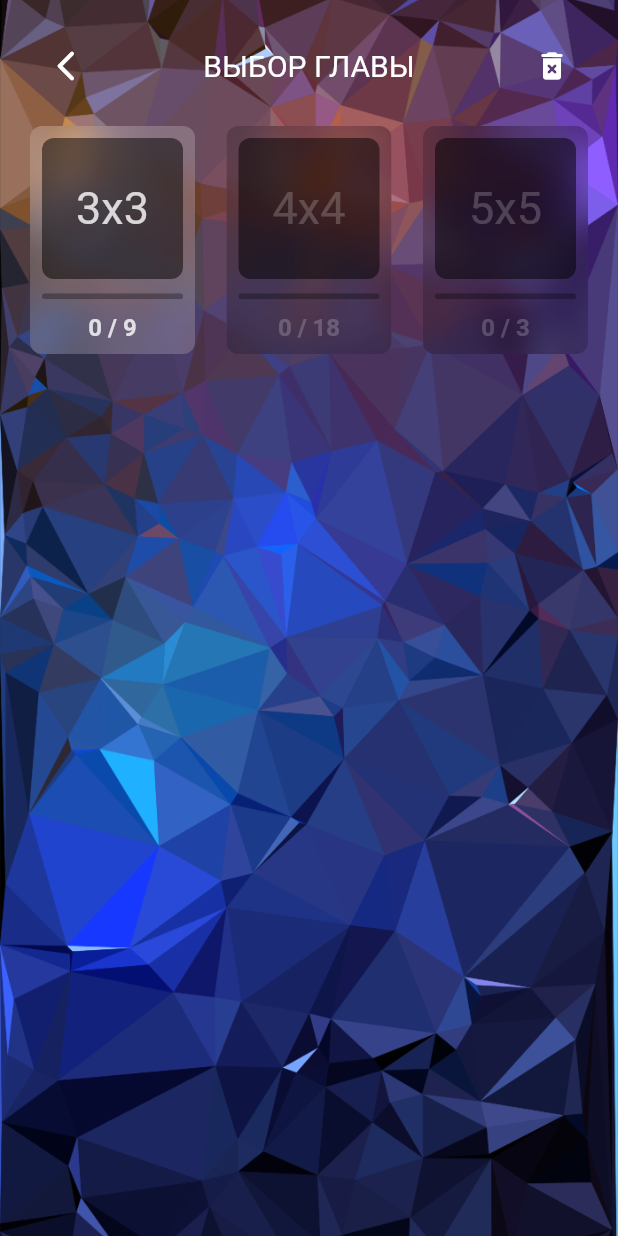
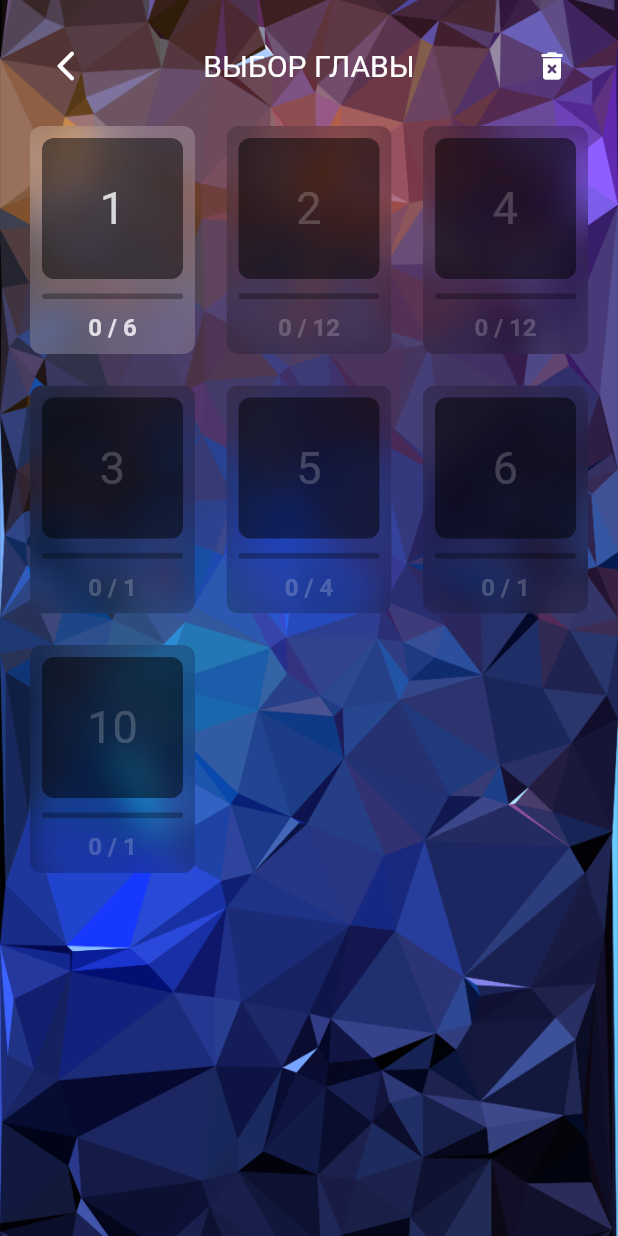
Before and after one commit to nukeolay/peaceit, a Flutter app: the SelectChapterMenuScreen screen opened by its route, on a phone screen of 412 x 824 dp. Run offline on Flutter 3.47's test engine with Material 2 defaults, Android fonts, the phone set to English and light mode, and no system bars; our stand-ins replace flip_card, shared_preferences; accounts and stored records are empty; Roboto replaces fonts that are missing (Montserrat).

Commit message:
fixed bg

```diff
--- a/lib/core/models/game.dart
+++ b/lib/core/models/game.dart
@@ -56,7 +56,7 @@ class Game with ChangeNotifier {
 
   List<Level> get allLevels => _levels.allLevels;
 
-  List<Chapter> get chapters => _levels.chapters();
+  List<Chapter> get chapters => _levels.chapters;
 
   int levelRatingById(String levelId) {
     return _levels.levelById(levelId).rating;
--- a/lib/core/models/game_field.dart
+++ b/lib/core/models/game_field.dart
@@ -64,21 +64,21 @@ class GameField with ChangeNotifier {
   List<Cell> nearestCells(int x, int y) {
     List<Cell> result = [];
     try {
-      result.add(_getCellByCoordinates(x, y - 1));
+      result.add(_cellByCoordinates(x, y - 1));
     } catch (error) {}
     try {
-      result.add(_getCellByCoordinates(x, y + 1));
+      result.add(_cellByCoordinates(x, y + 1));
     } catch (error) {}
     try {
-      result.add(_getCellByCoordinates(x - 1, y));
+      result.add(_cellByCoordinates(x - 1, y));
     } catch (error) {}
     try {
-      result.add(_getCellByCoordinates(x + 1, y));
+      result.add(_cellByCoordinates(x + 1, y));
     } catch (error) {}
     return result;
   }
 
-  int blackNumber() {
+  int get blackNumber {
     int result = 0;
     for (Cell cell in _currentLevel) {
       if (cell.isBlack) result++;
@@ -89,7 +89,7 @@ class GameField with ChangeNotifier {
   void pressCell(int x, int y) {
     if (solutionCell == Cell(x, y) || solutionCell == null) {
       if (canTap) {
-        _getCellByCoordinates(x, y).switchIt();
+        _cellByCoordinates(x, y).switchIt();
         List<Cell> cellsToSwitch = nearestCells(x, y);
         movesNumber++;
         for (Cell cell in cellsToSwitch) {
@@ -102,7 +102,7 @@ class GameField with ChangeNotifier {
         canTap = false;
         Timer(const Duration(milliseconds: 310), () {
           canTap = true;
-          if (blackNumber() == _currentLevel.length) {
+          if (blackNumber == _currentLevel.length) {
             isAllBlack = true;
           }
           notifyListeners();
@@ -113,13 +113,13 @@ class GameField with ChangeNotifier {
 
   void singleFlip(int x, int y) {
     if (canTap) {
-      _getCellByCoordinates(x, y).switchIt();
+      _cellByCoordinates(x, y).switchIt();
       movesNumber++;
       notifyListeners();
       canTap = false;
       Timer(const Duration(milliseconds: 310), () {
         canTap = true;
-        if (blackNumber() == _currentLevel.length) {
+        if (blackNumber == _currentLevel.length) {
           isAllBlack = true;
         }
         notifyListeners();
@@ -127,7 +127,7 @@ class GameField with ChangeNotifier {
     }
   }
 
-  Cell _getCellByCoordinates(int x, int y) {
+  Cell _cellByCoordinates(int x, int y) {
     return _currentLevel.firstWhere((cell) => cell.x == x && cell.y == y);
   }
 }
--- a/lib/core/models/levels.dart
+++ b/lib/core/models/levels.dart
@@ -35,7 +35,7 @@ class Levels {
     return allLevels.firstWhere((level) => level.id == levelId).chapterId;
   }
 
-  List<Chapter> chapters() {
+  List<Chapter> get chapters {
     List<Chapter> chapters = [];
     List<String> chapterIds = [];
     for (Level level in allLevels) {
@@ -53,16 +53,12 @@ class Levels {
   }
 
   Chapter chapterById(String chapterId) {
-    return chapters().firstWhere((chapter) => chapter.id == chapterId);
+    return chapters.firstWhere((chapter) => chapter.id == chapterId);
   }
 
   List<Level> allLevels = [
-    Level(
-        id: '3x3s1n1',
-        chapterId: '3x3',
-        bestResult: 1,
-        goodResult: 4,
-        cells: [
+    // ------------------- CHAPTER 1 -------------------
+    Level(id: 'x3c1n1', chapterId: '1', bestResult: 1, goodResult: 4, cells: [
       Cell(1, 1, true),
       Cell(2, 1),
       Cell(3, 1, true),
@@ -72,16 +68,10 @@ class Levels {
       Cell(1, 3, true),
       Cell(2, 3),
       Cell(3, 3, true),
-        ],
-        solution: [
-          Cell(2, 2)
+    ], solution: [
+      Cell(2, 2),
     ]),
-    Level(
-        id: '3x3s1n2',
-        chapterId: '3x3',
-        bestResult: 1,
-        goodResult: 4,
-        cells: [
+    Level(id: 'x3c1n2', chapterId: '1', bestResult: 1, goodResult: 4, cells: [
       Cell(1, 1, true),
       Cell(2, 1, true),
       Cell(3, 1, true),
@@ -91,16 +81,10 @@ class Levels {
       Cell(1, 3),
       Cell(2, 3),
       Cell(3, 3, true),
-        ],
-        solution: [
-          Cell(1, 3)
+    ], solution: [
+      Cell(1, 3),
     ]),
-    Level(
-        id: '3x3s1n3',
-        chapterId: '3x3',
-        bestResult: 1,
-        goodResult: 4,
-        cells: [
+    Level(id: 'x3c1n3', chapterId: '1', bestResult: 1, goodResult: 4, cells: [
       Cell(1, 1, true),
       Cell(2, 1, true),
       Cell(3, 1, true),
@@ -110,16 +94,10 @@ class Levels {
       Cell(1, 3),
       Cell(2, 3),
       Cell(3, 3),
-        ],
-        solution: [
-          Cell(2, 3)
+    ], solution: [
+      Cell(2, 3),
     ]),
-    Level(
-        id: '4x4s1n4',
-        chapterId: '4x4',
-        bestResult: 1,
-        goodResult: 4,
-        cells: [
+    Level(id: 'x4c1n4', chapterId: '1', bestResult: 1, goodResult: 4, cells: [
       Cell(1, 1, true),
       Cell(2, 1),
       Cell(3, 1, true),
@@ -136,16 +114,68 @@ class Levels {
       Cell(2, 4, true),
       Cell(3, 4, true),
       Cell(4, 4, true),
-        ],
-        solution: [
+    ], solution: [
       Cell(2, 2),
     ]),
-    Level(
-        id: '4x4s2n7',
-        chapterId: '4x4',
-        bestResult: 2,
-        goodResult: 5,
-        cells: [
+    Level(id: 'x4c1n5', chapterId: '1', bestResult: 1, goodResult: 4, cells: [
+      Cell(1, 1, true),
+      Cell(2, 1, true),
+      Cell(3, 1, true),
+      Cell(4, 1, true),
+      Cell(1, 2, true),
+      Cell(2, 2, true),
+      Cell(3, 2, true),
+      Cell(4, 2, true),
+      Cell(1, 3, true),
+      Cell(2, 3),
+      Cell(3, 3, true),
+      Cell(4, 3, true),
+      Cell(1, 4),
+      Cell(2, 4),
+      Cell(3, 4),
+      Cell(4, 4, true),
+    ], solution: [
+      Cell(2, 4),
+    ]),
+    Level(id: 'x3c1n6', chapterId: '1', bestResult: 2, goodResult: 5, cells: [
+      Cell(1, 1),
+      Cell(2, 1),
+      Cell(3, 1),
+      Cell(1, 2, true),
+      Cell(2, 2, true),
+      Cell(3, 2, true),
+      Cell(1, 3),
+      Cell(2, 3),
+      Cell(3, 3),
+    ], solution: [
+      Cell(2, 1),
+      Cell(2, 3),
+    ]),
+
+    // ------------------- CHAPTER 2 -------------------
+
+    Level(id: 'x4c2n1', chapterId: '2', bestResult: 2, goodResult: 5, cells: [
+      Cell(1, 1),
+      Cell(2, 1, true),
+      Cell(3, 1, true),
+      Cell(4, 1),
+      Cell(1, 2),
+      Cell(2, 2),
+      Cell(3, 2),
+      Cell(4, 2),
+      Cell(1, 3),
+      Cell(2, 3, true),
+      Cell(3, 3, true),
+      Cell(4, 3),
+      Cell(1, 4, true),
+      Cell(2, 4, true),
+      Cell(3, 4, true),
+      Cell(4, 4, true),
+    ], solution: [
+      Cell(1, 2),
+      Cell(4, 2),
+    ]),
+    Level(id: 'x4c2n2', chapterId: '2', bestResult: 2, goodResult: 5, cells: [
       Cell(1, 1, true),
       Cell(2, 1, true),
       Cell(3, 1),
@@ -162,38 +192,11 @@ class Levels {
       Cell(2, 4),
       Cell(3, 4, true),
       Cell(4, 4, true),
-        ],
-        solution: [
+    ], solution: [
       Cell(3, 2),
       Cell(1, 4),
     ]),
-    Level(
-        id: '3x3s2n1',
-        chapterId: '3x3',
-        bestResult: 2,
-        goodResult: 5,
-        cells: [
-          Cell(1, 1),
-          Cell(2, 1),
-          Cell(3, 1),
-          Cell(1, 2, true),
-          Cell(2, 2, true),
-          Cell(3, 2, true),
-          Cell(1, 3),
-          Cell(2, 3),
-          Cell(3, 3),
-        ],
-        solution: [
-          Cell(2, 1),
-          Cell(2, 3)
-        ]),
-
-    Level(
-        id: '4x4s2n2',
-        chapterId: '4x4',
-        bestResult: 2,
-        goodResult: 5,
-        cells: [
+    Level(id: 'x4c2n3', chapterId: '2', bestResult: 2, goodResult: 5, cells: [
       Cell(1, 1, true),
       Cell(2, 1),
       Cell(3, 1, true),
@@ -210,17 +213,11 @@ class Levels {
       Cell(2, 4, true),
       Cell(3, 4),
       Cell(4, 4, true),
-        ],
-        solution: [
+    ], solution: [
       Cell(2, 2),
       Cell(3, 3),
     ]),
-    Level(
-        id: '4x4s2n3',
-        chapterId: '4x4',
-        bestResult: 2,
-        goodResult: 5,
-        cells: [
+    Level(id: 'x4c2n4', chapterId: '2', bestResult: 2, goodResult: 5, cells: [
       Cell(1, 1, true),
       Cell(2, 1),
       Cell(3, 1),
@@ -237,17 +234,11 @@ class Levels {
       Cell(2, 4),
       Cell(3, 4),
       Cell(4, 4, true),
-        ],
-        solution: [
+    ], solution: [
       Cell(3, 1),
       Cell(2, 4),
     ]),
-    Level(
-        id: '4x4s2n4',
-        chapterId: '4x4',
-        bestResult: 2,
-        goodResult: 5,
-        cells: [
+    Level(id: 'x4c2n5', chapterId: '2', bestResult: 2, goodResult: 5, cells: [
       Cell(1, 1),
       Cell(2, 1, true),
       Cell(3, 1, true),
@@ -264,17 +255,11 @@ class Levels {
       Cell(2, 4, true),
       Cell(3, 4, true),
       Cell(4, 4, true),
-        ],
-        solution: [
+    ], solution: [
       Cell(1, 2),
       Cell(1, 3),
     ]),
-    Level(
-        id: '4x4s2n5',
-        chapterId: '4x4',
-        bestResult: 2,
-        goodResult: 5,
-        cells: [
+    Level(id: 'x4c2n6', chapterId: '2', bestResult: 2, goodResult: 5, cells: [
       Cell(1, 1, true),
       Cell(2, 1),
       Cell(3, 1),
@@ -291,66 +276,12 @@ class Levels {
       Cell(2, 4, true),
       Cell(3, 4, true),
       Cell(4, 4, true),
-        ],
-        solution: [
+    ], solution: [
       Cell(2, 2),
       Cell(3, 2),
     ]),
-    Level(
-        id: '4x4s2n6',
-        chapterId: '4x4',
-        bestResult: 2,
-        goodResult: 5,
-        cells: [
+    Level(id: 'x3c2n7', chapterId: '2', bestResult: 2, goodResult: 5, cells: [
       Cell(1, 1),
-          Cell(2, 1, true),
-          Cell(3, 1, true),
-          Cell(4, 1),
-          Cell(1, 2),
-          Cell(2, 2),
-          Cell(3, 2),
-          Cell(4, 2),
-          Cell(1, 3),
-          Cell(2, 3, true),
-          Cell(3, 3, true),
-          Cell(4, 3),
-          Cell(1, 4, true),
-          Cell(2, 4, true),
-          Cell(3, 4, true),
-          Cell(4, 4, true),
-        ],
-        solution: [
-          Cell(1, 2),
-          Cell(4, 2),
-        ]),
-    Level(
-        id: '3x3s3n1',
-        chapterId: '3x3',
-        bestResult: 3,
-        goodResult: 6,
-        cells: [
-          Cell(1, 1),
-          Cell(2, 1, true),
-          Cell(3, 1, true),
-          Cell(1, 2, true),
-          Cell(2, 2),
-          Cell(3, 2, true),
-          Cell(1, 3, true),
-          Cell(2, 3, true),
-          Cell(3, 3),
-        ],
-        solution: [
-          Cell(1, 1),
-          Cell(2, 2),
-          Cell(3, 3),
-        ]),
-    Level(
-        id: '3x3s4n1',
-        chapterId: '3x3',
-        bestResult: 4,
-        goodResult: 7,
-        cells: [
-          Cell(1, 1, true),
       Cell(2, 1),
       Cell(3, 1, true),
       Cell(1, 2),
@@ -358,42 +289,82 @@ class Levels {
       Cell(3, 2),
       Cell(1, 3, true),
       Cell(2, 3),
-          Cell(3, 3, true),
-        ],
-        solution: [
+      Cell(3, 3),
+    ], solution: [
+      Cell(3, 3),
+      Cell(1, 1),
+    ]),
+    Level(id: 'x3c2n8', chapterId: '2', bestResult: 2, goodResult: 5, cells: [
+      Cell(1, 1),
       Cell(2, 1),
-          Cell(3, 2),
-          Cell(2, 3),
-          Cell(1, 2),
-        ]),
-    Level(
-        id: '3x3s4n2',
-        chapterId: '3x3',
-        bestResult: 4,
-        goodResult: 7,
-        cells: [
-          Cell(1, 1),
-          Cell(2, 1, true),
-          Cell(3, 1, true),
+      Cell(3, 1),
       Cell(1, 2),
       Cell(2, 2),
       Cell(3, 2, true),
       Cell(1, 3),
       Cell(2, 3),
-          Cell(3, 3),
-        ],
-        solution: [
+      Cell(3, 3, true),
+    ], solution: [
+      Cell(1, 3),
+      Cell(2, 1),
+    ]),
+    Level(id: 'x3c2n9', chapterId: '2', bestResult: 2, goodResult: 5, cells: [
+      Cell(1, 1, true),
+      Cell(2, 1, true),
+      Cell(3, 1),
+      Cell(1, 2),
+      Cell(2, 2),
+      Cell(3, 2, true),
+      Cell(1, 3, true),
+      Cell(2, 3),
+      Cell(3, 3, true),
+    ], solution: [
+      Cell(2, 2),
+      Cell(3, 1),
+    ]),
+    Level(id: 'x3c2n10', chapterId: '2', bestResult: 2, goodResult: 5, cells: [
       Cell(1, 1),
-          Cell(1, 3),
-          Cell(3, 3),
+      Cell(2, 1, true),
+      Cell(3, 1),
+      Cell(1, 2),
+      Cell(2, 2, true),
+      Cell(3, 2),
+      Cell(1, 3, true),
+      Cell(2, 3),
+      Cell(3, 3, true),
+    ], solution: [
       Cell(2, 2),
+      Cell(2, 1),
     ]),
-    Level(
-        id: '4x4s4n3',
-        chapterId: '4x4',
-        bestResult: 4,
-        goodResult: 7,
-        cells: [
+    Level(id: 'x3c2n11', chapterId: '2', bestResult: 2, goodResult: 5, cells: [
+      Cell(1, 1, true),
+      Cell(2, 1, true),
+      Cell(3, 1),
+      Cell(1, 2),
+      Cell(2, 2),
+      Cell(3, 2, true),
+      Cell(1, 3, true),
+      Cell(2, 3, true),
+      Cell(3, 3, true),
+    ], solution: [
+      Cell(1, 1),
+      Cell(2, 1),
+    ]),
+    Level(id: 'x3c2n12', chapterId: '2', bestResult: 2, goodResult: 5, cells: [
+      Cell(1, 1),
+      Cell(2, 1, true),
+      Cell(3, 1),
+      Cell(1, 2),
+      Cell(2, 2, true),
+      Cell(3, 2),
+      Cell(1, 3, true),
+      Cell(2, 3, true),
+      Cell(3, 3, true),
+    ], solution: [
+      Cell(3, 1),
+      Cell(1, 1),
+    ]),
+    Level(id: 'x4c2n13', chapterId: '4', bestResult: 4, goodResult: 7, cells: [
       Cell(1, 1),
       Cell(2, 1),
       Cell(3, 1),
@@ -410,19 +381,62 @@ class Levels {
       Cell(2, 4),
       Cell(3, 4),
       Cell(4, 4),
-        ],
-        solution: [
+    ], solution: [
       Cell(1, 1),
       Cell(4, 1),
       Cell(4, 4),
       Cell(1, 4),
     ]),
-    Level(
-        id: '4x4s4n4',
-        chapterId: '4x4',
-        bestResult: 4,
-        goodResult: 7,
-        cells: [
+    // ------------------- CHAPTER 3 -------------------
+    Level(id: 'x3s3n1', chapterId: '3', bestResult: 3, goodResult: 6, cells: [
+      Cell(1, 1),
+      Cell(2, 1, true),
+      Cell(3, 1, true),
+      Cell(1, 2, true),
+      Cell(2, 2),
+      Cell(3, 2, true),
+      Cell(1, 3, true),
+      Cell(2, 3, true),
+      Cell(3, 3),
+    ], solution: [
+      Cell(1, 1),
+      Cell(2, 2),
+      Cell(3, 3),
+    ]),
+    Level(id: 'x3s4n1', chapterId: '4', bestResult: 4, goodResult: 7, cells: [
+      Cell(1, 1, true),
+      Cell(2, 1),
+      Cell(3, 1, true),
+      Cell(1, 2),
+      Cell(2, 2, true),
+      Cell(3, 2),
+      Cell(1, 3, true),
+      Cell(2, 3),
+      Cell(3, 3, true),
+    ], solution: [
+      Cell(2, 1),
+      Cell(3, 2),
+      Cell(2, 3),
+      Cell(1, 2),
+    ]),
+    Level(id: 'x3s4n2', chapterId: '4', bestResult: 4, goodResult: 7, cells: [
+      Cell(1, 1),
+      Cell(2, 1, true),
+      Cell(3, 1, true),
+      Cell(1, 2),
+      Cell(2, 2),
+      Cell(3, 2, true),
+      Cell(1, 3),
+      Cell(2, 3),
+      Cell(3, 3),
+    ], solution: [
+      Cell(1, 1),
+      Cell(1, 3),
+      Cell(3, 3),
+      Cell(2, 2),
+    ]),
+
+    Level(id: 'x4s4n4', chapterId: '4', bestResult: 4, goodResult: 7, cells: [
       Cell(1, 1),
       Cell(2, 1, true),
       Cell(3, 1, true),
@@ -439,19 +453,13 @@ class Levels {
       Cell(2, 4, true),
       Cell(3, 4, true),
       Cell(4, 4),
-        ],
-        solution: [
+    ], solution: [
       Cell(2, 1),
       Cell(3, 4),
       Cell(3, 1),
       Cell(2, 4),
     ]),
-    Level(
-        id: '4x4s4n5',
-        chapterId: '4x4',
-        bestResult: 4,
-        goodResult: 7,
-        cells: [
+    Level(id: 'x4s4n5', chapterId: '4', bestResult: 4, goodResult: 7, cells: [
       Cell(1, 1),
       Cell(2, 1, true),
       Cell(3, 1, true),
@@ -468,19 +476,13 @@ class Levels {
       Cell(2, 4, true),
       Cell(3, 4, true),
       Cell(4, 4, true),
-        ],
-        solution: [
+    ], solution: [
       Cell(1, 1),
       Cell(1, 4),
       Cell(2, 2),
       Cell(2, 3),
     ]),
-    Level(
-        id: '4x4s4n6',
-        chapterId: '4x4',
-        bestResult: 4,
-        goodResult: 7,
-        cells: [
+    Level(id: 'x4s4n6', chapterId: '4', bestResult: 4, goodResult: 7, cells: [
       Cell(1, 1),
       Cell(2, 1),
       Cell(3, 1),
@@ -497,19 +499,13 @@ class Levels {
       Cell(2, 4, true),
       Cell(3, 4, true),
       Cell(4, 4, true),
-        ],
-        solution: [
+    ], solution: [
       Cell(2, 2),
       Cell(3, 2),
       Cell(1, 2),
       Cell(4, 2),
     ]),
-    Level(
-        id: '4x4s4n9',
-        chapterId: '4x4',
-        bestResult: 4,
-        goodResult: 7,
-        cells: [
+    Level(id: 'x4s4n9', chapterId: '4', bestResult: 4, goodResult: 7, cells: [
       Cell(1, 1, true),
       Cell(2, 1, true),
       Cell(3, 1, true),
@@ -526,19 +522,13 @@ class Levels {
       Cell(2, 4, true),
       Cell(3, 4, true),
       Cell(4, 4, true),
-        ],
-        solution: [
+    ], solution: [
       Cell(4, 1),
       Cell(3, 2),
       Cell(2, 3),
       Cell(1, 4),
     ]),
-    Level(
-        id: '4x4s4n10',
-        chapterId: '4x4',
-        bestResult: 4,
-        goodResult: 7,
-        cells: [
+    Level(id: 'x4s4n10', chapterId: '4', bestResult: 4, goodResult: 7, cells: [
       Cell(1, 1, true),
       Cell(2, 1),
       Cell(3, 1, true),
@@ -555,19 +545,13 @@ class Levels {
       Cell(2, 4),
       Cell(3, 4, true),
       Cell(4, 4, true),
-        ],
-        solution: [
+    ], solution: [
       Cell(3, 2),
       Cell(2, 3),
       Cell(1, 2),
       Cell(2, 1),
     ]),
-    Level(
-        id: '4x4s4n11',
-        chapterId: '4x4',
-        bestResult: 4,
-        goodResult: 7,
-        cells: [
+    Level(id: 'x4s4n11', chapterId: '4', bestResult: 4, goodResult: 7, cells: [
       Cell(1, 1),
       Cell(2, 1),
       Cell(3, 1),
@@ -584,20 +568,14 @@ class Levels {
       Cell(2, 4, true),
       Cell(3, 4, true),
       Cell(4, 4),
-        ],
-        solution: [
+    ], solution: [
       Cell(1, 3),
       Cell(1, 1),
       Cell(4, 3),
       Cell(4, 1),
     ]),
 
-    Level(
-        id: '4x4s4n12',
-        chapterId: '4x4',
-        bestResult: 4,
-        goodResult: 7,
-        cells: [
+    Level(id: 'x4s4n12', chapterId: '4', bestResult: 4, goodResult: 7, cells: [
       Cell(1, 1),
       Cell(2, 1),
       Cell(3, 1, true),
@@ -614,19 +592,13 @@ class Levels {
       Cell(2, 4, true),
       Cell(3, 4),
       Cell(4, 4),
-        ],
-        solution: [
+    ], solution: [
       Cell(3, 4),
       Cell(2, 3),
       Cell(3, 2),
       Cell(2, 1),
     ]),
-    Level(
-        id: '4x4s4n7',
-        chapterId: '4x4',
-        bestResult: 4,
-        goodResult: 7,
-        cells: [
+    Level(id: 'x4s4n7', chapterId: '4', bestResult: 4, goodResult: 7, cells: [
       Cell(1, 1),
       Cell(2, 1),
       Cell(3, 1),
@@ -643,19 +615,13 @@ class Levels {
       Cell(2, 4),
       Cell(3, 4),
       Cell(4, 4),
-        ],
-        solution: [
+    ], solution: [
       Cell(1, 1),
       Cell(2, 3),
       Cell(4, 1),
       Cell(4, 4),
     ]),
-    Level(
-        id: '4x4s4n8',
-        chapterId: '4x4',
-        bestResult: 4,
-        goodResult: 7,
-        cells: [
+    Level(id: 'x4s4n8', chapterId: '4', bestResult: 4, goodResult: 7, cells: [
       Cell(1, 1, true),
       Cell(2, 1),
       Cell(3, 1),
@@ -672,20 +638,14 @@ class Levels {
       Cell(2, 4),
       Cell(3, 4),
       Cell(4, 4, true),
-        ],
-        solution: [
+    ], solution: [
       Cell(2, 2),
       Cell(2, 3),
       Cell(3, 3),
       Cell(3, 2),
     ]),
 
-    Level(
-        id: '3x3s5n1',
-        chapterId: '3x3',
-        bestResult: 5,
-        goodResult: 8,
-        cells: [
+    Level(id: 'x3s5n1', chapterId: '5', bestResult: 5, goodResult: 8, cells: [
       Cell(1, 1),
       Cell(2, 1),
       Cell(3, 1),
@@ -695,20 +655,14 @@ class Levels {
       Cell(1, 3),
       Cell(2, 3),
       Cell(3, 3),
-        ],
-        solution: [
+    ], solution: [
       Cell(1, 1),
       Cell(3, 1),
       Cell(3, 3),
       Cell(1, 3),
       Cell(2, 2),
     ]),
-    Level(
-        id: '3x3s5n2',
-        chapterId: '3x3',
-        bestResult: 5,
-        goodResult: 8,
-        cells: [
+    Level(id: 'x3s5n2', chapterId: '5', bestResult: 5, goodResult: 8, cells: [
       Cell(1, 1, true),
       Cell(2, 1, true),
       Cell(3, 1, true),
@@ -718,20 +672,14 @@ class Levels {
       Cell(1, 3, true),
       Cell(2, 3, true),
       Cell(3, 3, true),
-        ],
-        solution: [
+    ], solution: [
       Cell(2, 1),
       Cell(3, 2),
       Cell(2, 3),
       Cell(1, 2),
       Cell(2, 2),
     ]),
-    Level(
-        id: '5x5s5n3',
-        chapterId: '5x5',
-        bestResult: 5,
-        goodResult: 8,
-        cells: [
+    Level(id: 'x5s5n3', chapterId: '5', bestResult: 5, goodResult: 8, cells: [
       Cell(1, 1),
       Cell(2, 1, true),
       Cell(3, 1, true),
@@ -757,20 +705,14 @@ class Levels {
       Cell(3, 5, true),
       Cell(4, 5, true),
       Cell(5, 5),
-        ],
-        solution: [
+    ], solution: [
       Cell(1, 1),
       Cell(2, 2),
       Cell(3, 3),
       Cell(4, 4),
       Cell(5, 5),
     ]),
-    Level(
-        id: '5x5s5n4',
-        chapterId: '5x5',
-        bestResult: 5,
-        goodResult: 8,
-        cells: [
+    Level(id: 'x5s5n4', chapterId: '5', bestResult: 5, goodResult: 8, cells: [
       Cell(1, 1, true),
       Cell(2, 1),
       Cell(3, 1),
@@ -796,20 +738,14 @@ class Levels {
       Cell(3, 5),
       Cell(4, 5),
       Cell(5, 5, true),
-        ],
-        solution: [
+    ], solution: [
       Cell(1, 3),
       Cell(2, 5),
       Cell(3, 1),
       Cell(5, 2),
       Cell(4, 4),
     ]),
-    Level(
-        id: '4x4s6n1',
-        chapterId: '4x4',
-        bestResult: 6,
-        goodResult: 9,
-        cells: [
+    Level(id: 'x4s6n1', chapterId: '6', bestResult: 6, goodResult: 9, cells: [
       Cell(1, 1),
       Cell(2, 1, true),
       Cell(3, 1, true),
@@ -826,8 +762,7 @@ class Levels {
       Cell(2, 4, true),
       Cell(3, 4, true),
       Cell(4, 4),
-        ],
-        solution: [
+    ], solution: [
       Cell(2, 1),
       Cell(3, 1),
       Cell(2, 3),
@@ -878,8 +813,8 @@ class Levels {
 //     ]),
 
     Level(
-        id: '5x5s10n1',
-        chapterId: '5x5',
+        id: 'x5s10n1',
+        chapterId: '10',
         bestResult: 10,
         goodResult: 13,
         cells: [
--- a/lib/features/game/screens/game_screen.dart
+++ b/lib/features/game/screens/game_screen.dart
@@ -28,6 +28,14 @@ class _GameScreenState extends State<GameScreen> {
   late int _length;
   bool _isInit = true;
   bool _isWin = false;
+
+  @override
+  void initState() {
+    Future.delayed(Duration.zero).then((_) {
+      precacheImage(const AssetImage('assets/bg.png'), context);
+    });
+    super.initState();
+  }
 
   @override
   void didChangeDependencies() {
--- a/lib/features/game/screens/level_completed_screen.dart
+++ b/lib/features/game/screens/level_completed_screen.dart
@@ -100,7 +100,7 @@ class _LevelCompletedScreenState extends State<LevelCompletedScreen> {
                     ),
                   ),
                 const SizedBox(height: 30),
-                // TODO проверять, если закончено более 70% в глаые, писать, что открыта новая глава
+                // TODO проверять, если закончено более 70% в главе, писать, что открыта новая глава
                 Row(
                   mainAxisAlignment: MainAxisAlignment.center,
                   children: [
@@ -133,8 +133,10 @@ class _LevelCompletedScreenState extends State<LevelCompletedScreen> {
                                 Routes.game,
                                 arguments: _nextLevelId);
                           } catch (error) {
-                            Navigator.of(context)
-                                .pushReplacementNamed(Routes.selectChapterMenu);
+                            // Navigator.of(context).pushReplacementNamed(Routes
+                            //     .selectChapterMenu); // TODO заменять до страницы с главой
+                            Navigator.popUntil(context,
+                                ModalRoute.withName(Routes.selectChapterMenu));
                           }
                         }
                       },
--- a/lib/features/select_level_menu/screens/select_level_menu_screen.dart
+++ b/lib/features/select_level_menu/screens/select_level_menu_screen.dart
@@ -41,6 +41,14 @@ class _LevelSelectState extends State<LevelSelect> {
   late Game _game;
   late String _chapterId;
   bool _isInit = true;
+
+  @override
+  void initState() {
+    Future.delayed(Duration.zero).then((_) {
+      precacheImage(const AssetImage('assets/bg.png'), context);
+    });
+    super.initState();
+  }
 
   @override
   void didChangeDependencies() {
--- a/lib/main.dart
+++ b/lib/main.dart
@@ -28,7 +28,6 @@ class MyApp extends StatelessWidget {
 
   @override
   Widget build(BuildContext context) {
-    precacheImage(const AssetImage('assets/bg.png'), context);
     return MultiProvider(
       providers: [
         ChangeNotifierProvider(
```
Lines whose indentation alone changed are shown as unchanged.
